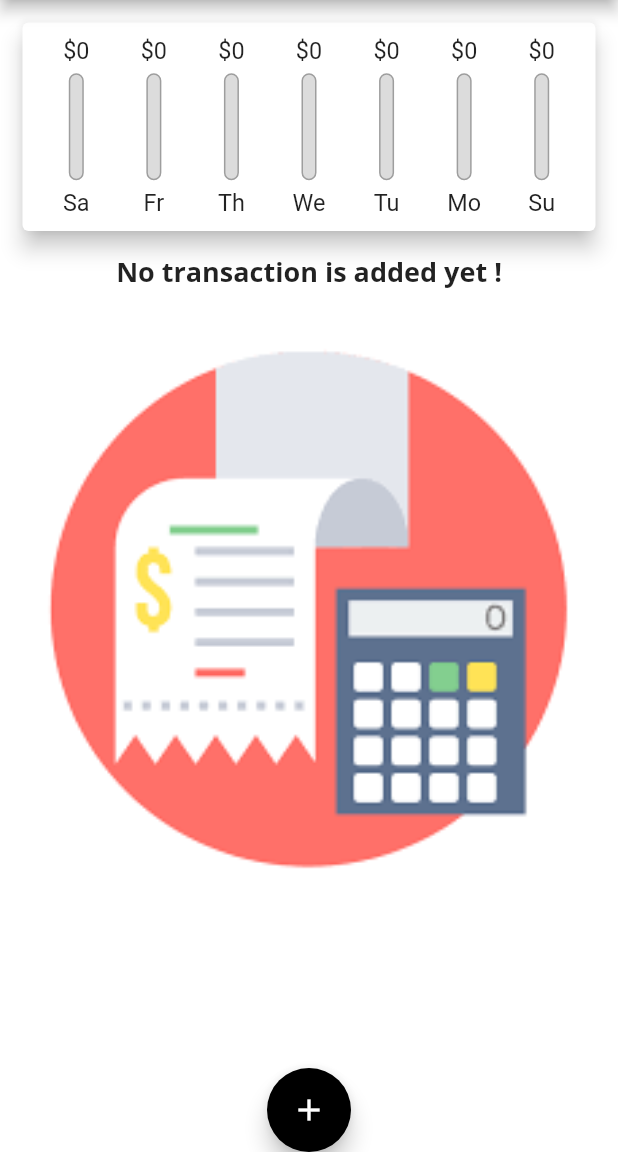
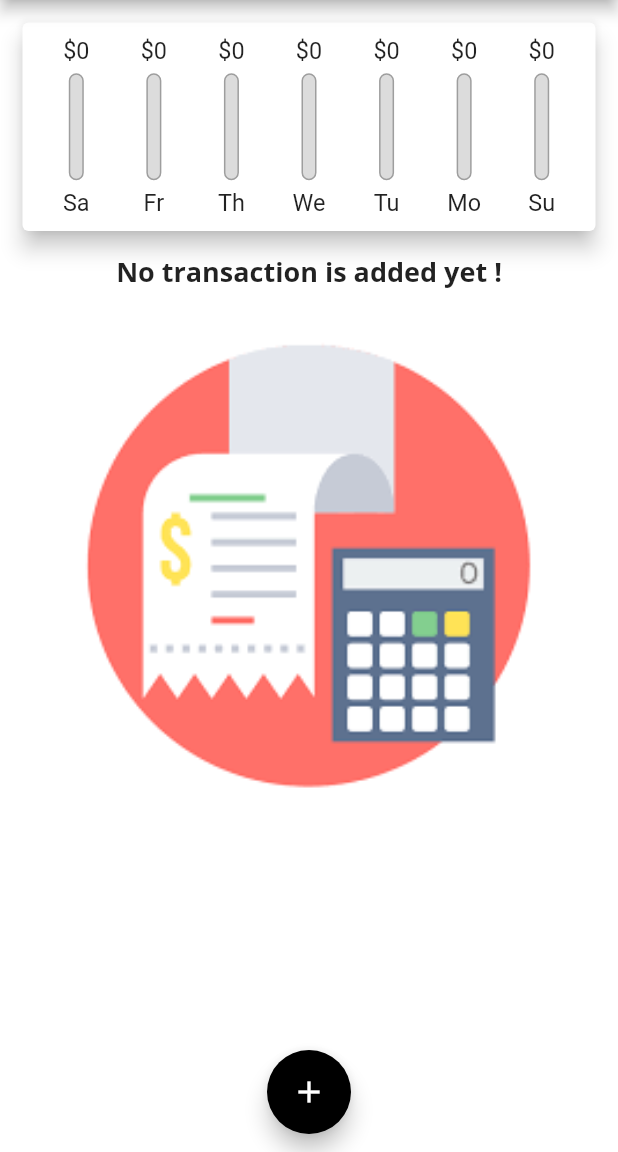
Before and after one commit to MeetSolguruz/My_Expense_Main, a Flutter app: the screen it shows after launch, on a phone screen of 412 x 824 dp, the part 84-1236 px from its top. Run offline on Flutter 3.47's test engine with Material 2 defaults, Android fonts, the phone set to English and light mode, and no system bars.

Commit message:
Eleven Sep

```diff
--- a/lib/main.dart
+++ b/lib/main.dart
@@ -230,6 +230,7 @@ class _MyHomePageState extends State<MyHomePage> with WidgetsBindingObserver {
   @override
   Widget build(BuildContext context) {
     final mediaQuery = MediaQuery.of(context);
+    //final curScaleFactor = MediaQuery.of(context).textScaleFactor;
     final isLandscape = mediaQuery.orientation == Orientation.landscape;
     final appBar = builderAppBar() as PreferredSizeWidget;
 
@@ -263,6 +264,15 @@ class _MyHomePageState extends State<MyHomePage> with WidgetsBindingObserver {
         ),
       ),
     );
+
+    final _floatingActionButton = Platform.isIOS
+        ? Container()
+        : FloatingActionButton(
+            //materialTapTargetSize: MaterialTapTargetSize.padded,
+            child: Icon(Icons.add),
+            onPressed: () => _startAddNewTransaction(context),
+          );
+
     return Platform.isIOS
         ? CupertinoPageScaffold(
             child: pageBody,
@@ -273,14 +283,11 @@ class _MyHomePageState extends State<MyHomePage> with WidgetsBindingObserver {
             appBar: appBar,
             body: pageBody,
             floatingActionButtonLocation:
-                FloatingActionButtonLocation.miniCenterDocked,
-            floatingActionButton: Platform.isIOS
-                ? Container()
-                : FloatingActionButton(
-                    materialTapTargetSize: MaterialTapTargetSize.padded,
-                    child: Icon(Icons.add),
-                    onPressed: () => _startAddNewTransaction(context),
-                  ),
-          );
+                FloatingActionButtonLocation.miniCenterFloat,
+            floatingActionButton: AnimatedOpacity(
+              child: _floatingActionButton,
+              opacity: 1,
+              duration: Duration(seconds: 10),
+            ));
   }
 }
--- a/lib/widgets/adaptive_flat_button.dart
+++ b/lib/widgets/adaptive_flat_button.dart
@@ -19,8 +19,11 @@ class AdaptiveFlatButton extends StatelessWidget {
                 fontWeight: FontWeight.bold,
               ),
             ),
-            onPressed: () => handler(),
-          )
+            onPressed: () => handler()
+            //onPressed: () => {
+            //  handler()
+            // },Also we can use like this..
+            )
         : TextButton(
             style: TextButton.styleFrom(
               primary: Theme.of(context).primaryColor,
@@ -29,7 +32,9 @@ class AdaptiveFlatButton extends StatelessWidget {
               text,
               style: TextStyle(fontWeight: FontWeight.bold),
             ),
-            onPressed: () => handler(),
+            onPressed: () {
+              handler();
+            },
           );
   }
 }
--- a/lib/widgets/transaction_list.dart
+++ b/lib/widgets/transaction_list.dart
@@ -26,7 +26,7 @@ class TransactionList extends StatelessWidget {
                       height: 10,
                     ),
                     Container(
-                      height: constraints.maxHeight * 0.7,
+                      height: constraints.maxHeight * 0.6,
                       child: Image.asset(
                         'assets/images/expense2.png',
                         fit: BoxFit.cover,
```
